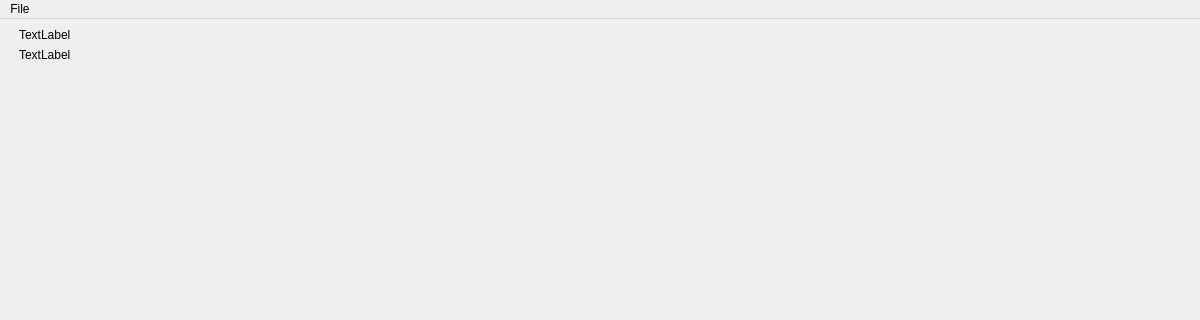
NCH-Motion-Laboratory/gaitutils, file gaitutils/nexus_scripts/tardieu.ui: the form before one commit; both pictures show x 0 to 1200 and y 0 to 320 of the 1200 by 943 pixel window.
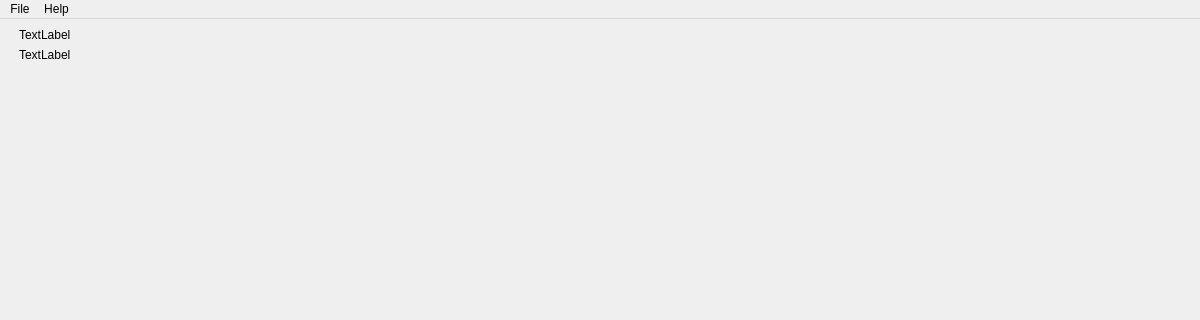
The form after the commit.

Commit message: help/about

The edit to the form file:
```diff
--- a/gaitutils/nexus_scripts/tardieu.ui
+++ b/gaitutils/nexus_scripts/tardieu.ui
@@ -118,7 +118,14 @@
     <addaction name="actionOpenC3D"/>
     <addaction name="actionQuit"/>
    </widget>
+   <widget class="QMenu" name="menuHelp">
+    <property name="title">
+     <string>Help</string>
+    </property>
+    <addaction name="actionHelp"/>
+   </widget>
    <addaction name="menuFile"/>
+   <addaction name="menuHelp"/>
   </widget>
   <widget class="QStatusBar" name="statusbar"/>
   <action name="actionOpen">
```
Left out of the diff: 53 changed lines with no effect on the pictures. The commit also changes 2 other files.
